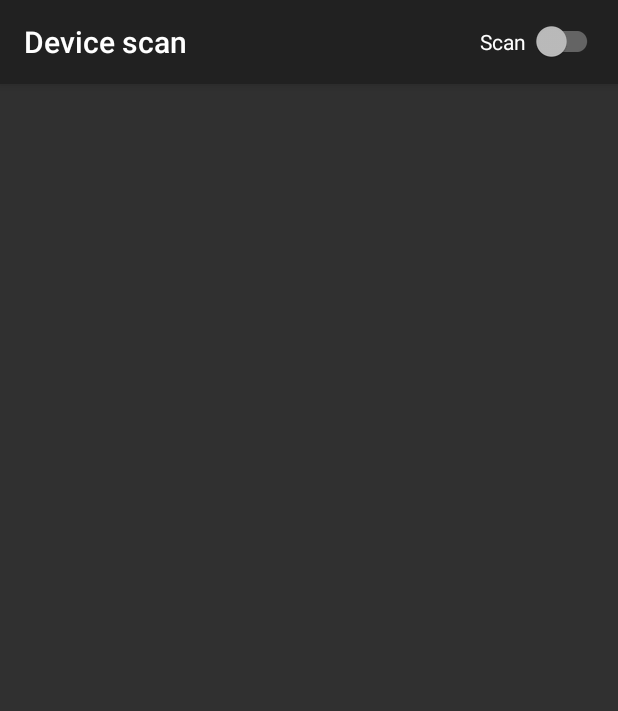
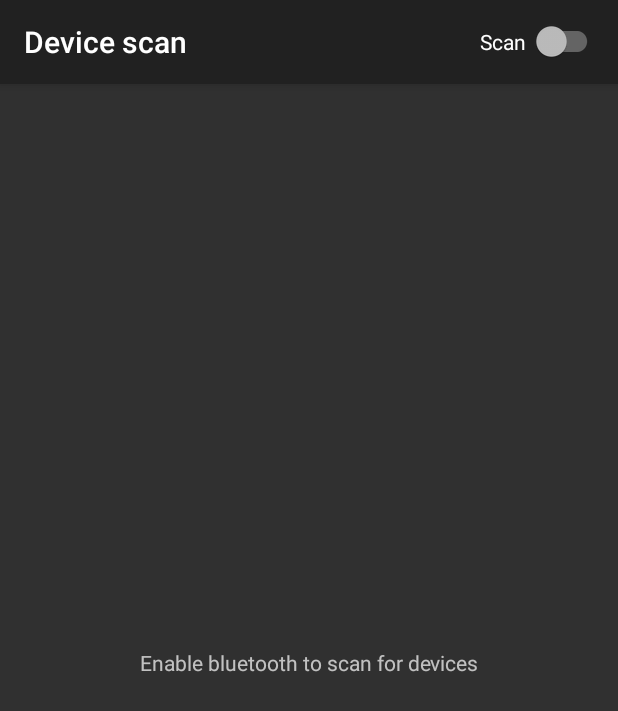
Before and after one commit to HendrikVE/swp-telematik-ws-20-21, an Android app: the screen it shows after launch (DeviceScanActivity), on a phone screen of 412 x 824 dp. Shown: the top 711 px of the screen. Run offline under Robolectric (Android 15) with nearby library versions, the phone set to English and light mode, and no system bars.

Commit message:
show placeholder textview when bluetooth is not enabled

```diff
--- a/AndroidApp/WindowAlarmConfig/app/src/main/java/de/vanappsteer/windowalarmconfig/activities/DeviceScanActivity.java
+++ b/AndroidApp/WindowAlarmConfig/app/src/main/java/de/vanappsteer/windowalarmconfig/activities/DeviceScanActivity.java
@@ -29,6 +29,7 @@ import android.view.Menu;
 import android.view.View;
 import android.widget.CompoundButton;
 import android.widget.ProgressBar;
+import android.widget.TextView;
 
 import java.util.HashSet;
 import java.util.Set;
@@ -78,6 +79,7 @@ public class DeviceScanActivity extends AppCompatActivity {
     private RecyclerView.LayoutManager mLayoutManager;
     private SwitchCompat mScanSwitch;
     private ProgressBar mScanProgressbar;
+    private TextView mTextViewEnableBluetooth;
 
     private BluetoothGatt mConnectedBluetoothGatt = null;
 
@@ -199,6 +201,8 @@ public class DeviceScanActivity extends AppCompatActivity {
         mScanSwitch.setChecked(true);
         mScanSwitchEnabled = true;
 
+        mTextViewEnableBluetooth.setVisibility(View.GONE);
+
         mIsScanning = true;
         mBluetoothAdapter.startLeScan(mLeScanCallback);
     }
@@ -216,11 +220,14 @@ public class DeviceScanActivity extends AppCompatActivity {
         bleDeviceSet.clear();
         mAdapter.setDevices(bleDeviceSet);
         mAdapter.notifyDataSetChanged();
+
+        mTextViewEnableBluetooth.setVisibility(View.VISIBLE);
     }
 
     private void initViews() {
         initRecyclerView();
         mScanProgressbar = findViewById(R.id.scanProgressbar);
+        mTextViewEnableBluetooth = findViewById(R.id.textViewEnableBluetooth);
     }
 
     private void initRecyclerView() {
--- a/AndroidApp/WindowAlarmConfig/app/src/main/res/layout/content_device_scan.xml
+++ b/AndroidApp/WindowAlarmConfig/app/src/main/res/layout/content_device_scan.xml
@@ -28,11 +28,24 @@
 
         </FrameLayout>
 
-        <android.support.v7.widget.RecyclerView
-            android:id="@+id/recyclerView"
-            android:scrollbars="vertical"
+        <RelativeLayout
             android:layout_width="match_parent"
-            android:layout_height="match_parent"/>
+            android:layout_height="match_parent">
+
+            <TextView
+                android:id="@+id/textViewEnableBluetooth"
+                android:layout_width="match_parent"
+                android:layout_height="match_parent"
+                android:text="Enable bluetooth to scan for devices"
+                android:gravity="center"/>
+
+            <android.support.v7.widget.RecyclerView
+                android:id="@+id/recyclerView"
+                android:scrollbars="vertical"
+                android:layout_width="match_parent"
+                android:layout_height="match_parent"/>
+
+        </RelativeLayout>
 
     </LinearLayout>
 
```
